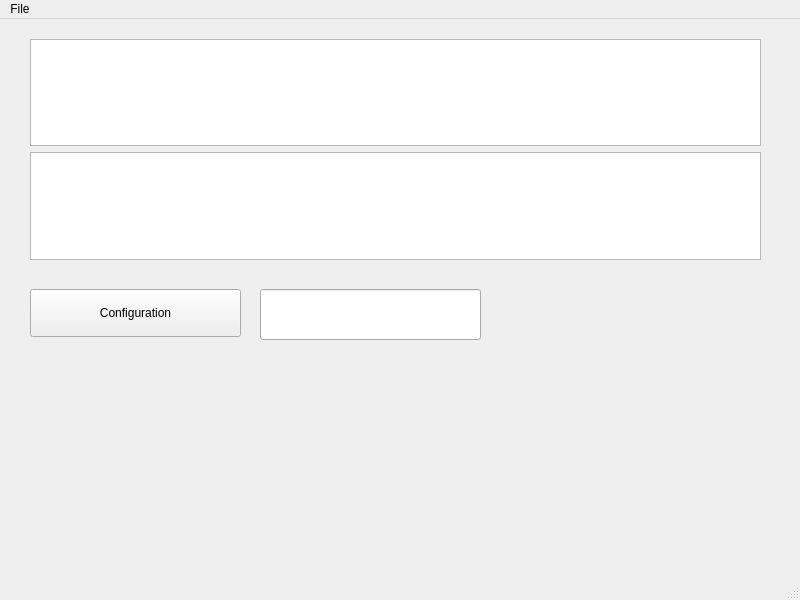
mathemaphysics/lidarshooter, file ros_ws/src/lidarshooter/src/mainwindow.ui: the form before one commit.
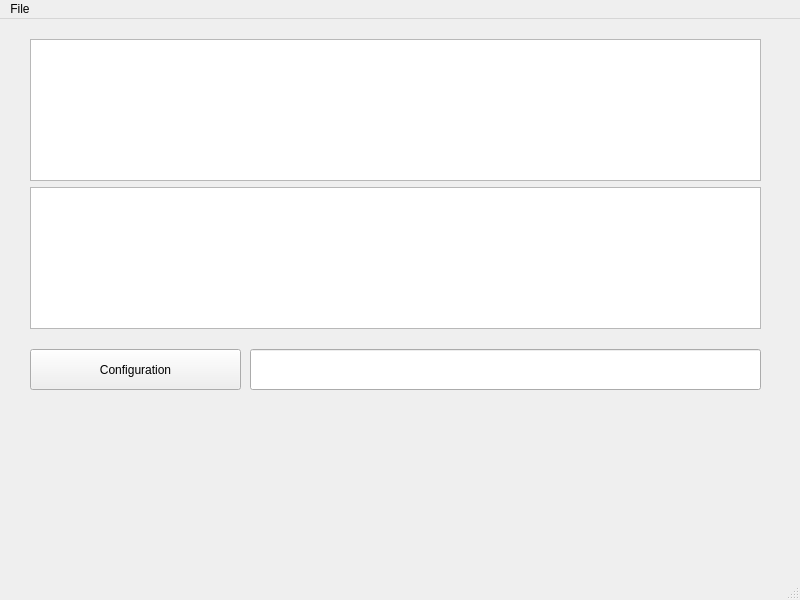
The form after the commit.

```diff
--- a/ros_ws/src/lidarshooter/src/mainwindow.ui
+++ b/ros_ws/src/lidarshooter/src/mainwindow.ui
@@ -20,33 +20,33 @@
       <x>30</x>
       <y>20</y>
       <width>731</width>
-      <height>221</height>
+      <height>290</height>
      </rect>
     </property>
     <layout class="QGridLayout" name="gridLayout">
      <item row="3" column="0">
-      <widget class="QPlainTextEdit" name="logTextTop">
-       <property name="readOnly">
-        <bool>true</bool>
-       </property>
-      </widget>
-     </item>
-     <item row="2" column="0">
       <widget class="QPlainTextEdit" name="logTextBottom">
        <property name="readOnly">
         <bool>true</bool>
        </property>
       </widget>
      </item>
+     <item row="2" column="0">
+      <widget class="QPlainTextEdit" name="logTextTop">
+       <property name="readOnly">
+        <bool>true</bool>
+       </property>
+      </widget>
+     </item>
     </layout>
    </widget>
    <widget class="QPushButton" name="pushButtonConfigFile">
     <property name="geometry">
      <rect>
       <x>30</x>
-      <y>270</y>
+      <y>330</y>
       <width>211</width>
-      <height>48</height>
+      <height>41</height>
      </rect>
     </property>
     <property name="text">
@@ -56,10 +56,10 @@
    <widget class="QLineEdit" name="lineEditConfigFile">
     <property name="geometry">
      <rect>
-      <x>260</x>
-      <y>270</y>
-      <width>221</width>
-      <height>51</height>
+      <x>250</x>
+      <y>330</y>
+      <width>511</width>
+      <height>41</height>
      </rect>
     </property>
     <property name="readOnly">
```
